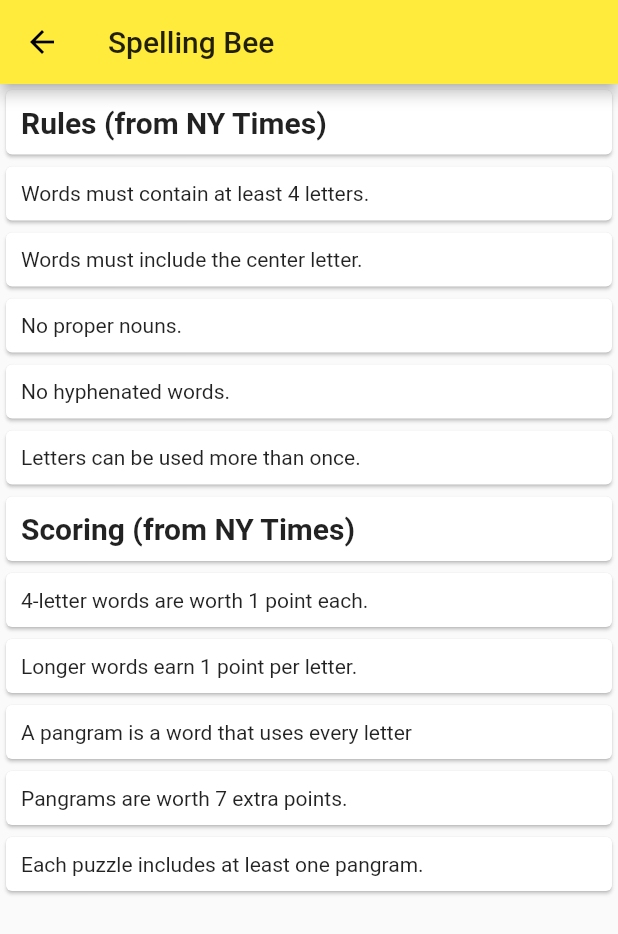
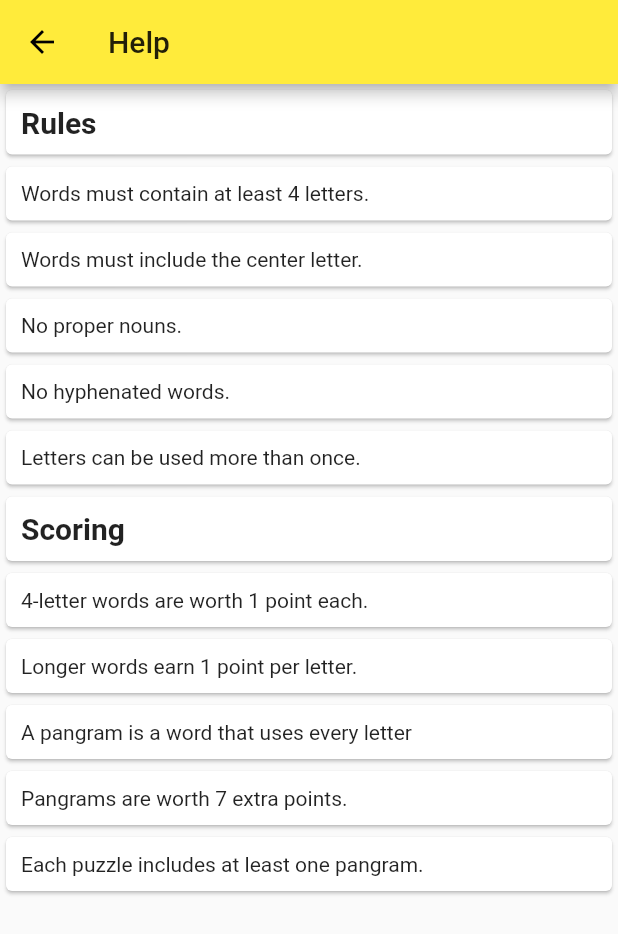
Before and after one commit to rajkar86/flutter_spelling_bee, a Flutter app: the screen it shows after launch, after a tap on the "help" icon, on a phone screen of 412 x 824 dp. Shown: the top 934 px of the screen. Run offline on Flutter 3.47's test engine with Material 2 defaults, Android fonts, the phone set to English and light mode, and no system bars; our stand-ins replace page_transition, rxdart, shared_preferences; missing offline and left inert: trotter.

Commit message:
Replace navigation drawer with tabs (#3)
Background:
This commit redesigns the home screen by replacing the navigation drawer
with tabs. We now have two tabs: "Game" and "Word List". This commit
also does some other misc design tweaks and improvements.

Modifications:
* Replace the navigation drawer with tabs.
* Move the new game option into the toolbar.
* Add tooltip labels to the toolbar menu items.
* Add an empty state to the word list view. Also remove the cards from
the word list view.
* Update the title strings on the help page. Set the toolbar title to be
"Help".
* Remove some old unused code.

```diff
--- a/lib/helpers/ui.dart
+++ b/lib/helpers/ui.dart
@@ -2,6 +2,7 @@ import 'package:flutter/material.dart';
 import 'package:page_transition/page_transition.dart';
 import 'package:spelling_bee/blocs/game_bloc.dart';
 import 'package:spelling_bee/helpers/provider.dart';
+import 'package:spelling_bee/pages/found_words.dart';
 import 'package:spelling_bee/pages/rules.dart';
 import 'package:spelling_bee/widgets/word_list.dart';
 
@@ -32,75 +33,43 @@ AlertDialog buildMissedWordsDialog(GameBloc gb, BuildContext context) {
       ]);
 }
 
-class SBDrawer extends StatelessWidget {
-  const SBDrawer({
-    Key key,
-  }) : super(key: key);
-
-  Text _buildDrawerItem(String t, {double size}) {
-    return Text(
-      t,
-      style: TextStyle(fontSize: (size != null) ? size : 18),
-    );
-  }
-
-  @override
-  Widget build(BuildContext context) {
-    var gb = Provider.of(context).game;
-    return Drawer(
-      child: ListView(
-        children: <Widget>[
-          DrawerHeader(
-            child: _buildDrawerItem("Spelling Bee", size: 27),
-            decoration: BoxDecoration(
-              color: Colors.yellow,
-            ),
-          ),
-          ListTile(
-            title: _buildDrawerItem("New game"),
-            onTap: () {
-              Navigator.pop(context);
+Widget scaffold(Widget w, BuildContext context) {
+  return DefaultTabController(
+      length: 2,
+      child: Scaffold(
+          appBar: AppBar(
+              title: Text("Spelling Bee"),
+              actions: [
+                IconButton(
+                  icon: Icon(Icons.add),
+                  tooltip: "New Game",
+                  onPressed: () {
                     showDialog(
                         context: context,
-                  builder: (context) => buildMissedWordsDialog(gb, context));
+                        builder: (context) =>
+                            buildMissedWordsDialog(
+                                Provider
+                                    .of(context)
+                                    .game, context));
                   },
                 ),
-          ListTile(
-            title: _buildDrawerItem("Rules"),
-            onTap: () {
-              Navigator.pop(context);
-              Navigator.push(context,
-                  buildPageTransition(scaffold(Rules(), context, false)));
-              // showDialog(
-              //     context: context,
-              //     builder: (context) => Rules());
-            },
-          )
-        ],
-      ),
-    );
-  }
-}
-
-Widget scaffold(Widget w, BuildContext context, main) {
-  return Scaffold(
-    drawer: main ? SBDrawer() : null,
-    appBar: AppBar(
-      title: Text("Spelling Bee"),
-      actions: main
-          ? <Widget>[
                 IconButton(
                   icon: Icon(Icons.help),
+                  tooltip: "Help",
                   onPressed: () {
-                  Navigator.push(context,
-                      buildPageTransition(scaffold(Rules(), context, false)));
+                    Navigator.push(context, buildPageTransition(Rules()));
                   },
                 ),
-            ]
-          : null,
-    ),
-    body: w,
-  );
+              ],
+              bottom: TabBar(
+                tabs: [
+                  Tab(text: "Game", icon: Icon(Icons.edit)),
+                  Tab(text: "Word List", icon: Icon(Icons.view_list)),
+                ],
+              )),
+          body: TabBarView(
+            children: [w, FoundWords()],
+          )));
 }
 
 PageTransition buildPageTransition(Widget w) {
@@ -145,12 +114,3 @@ void dialog(BuildContext context, String title, String content,
     ),
   );
 }
-
-Widget buildSwipeMessage(String m) {
-  return Center(
-    child: Padding(
-      padding: const EdgeInsets.only(top: 10.0),
-      child: Text(m, style: TextStyle(color: Colors.grey, fontSize: 20)),
-    ),
-  );
-}
--- a/lib/main.dart
+++ b/lib/main.dart
@@ -40,7 +40,7 @@ class MyApp extends StatelessWidget {
               stream: gameBloc.game,
               builder: (context, snapshot) {
                 return snapshot.hasData
-                    ? scaffold(Game(), context, true)
+                    ? scaffold(Game(), context)
                     : Center(child: CircularProgressIndicator());
               });
         }),
--- a/lib/pages/found_words.dart
+++ b/lib/pages/found_words.dart
@@ -27,16 +27,8 @@ class FoundWords extends StatelessWidget {
   Widget _build(BuildContext context, SplayTreeSet<String> words) {
     return Column(
       children: <Widget>[
-        buildSwipeMessage("Swipe right to go back to the game."),
         Padding(
           padding: const EdgeInsets.all(8.0),
-          child: Container(
-            color: Colors.grey,
-            child: Center(
-              child: Text("Words found so far",
-                  style: TextStyle(color: Colors.yellow, fontSize: 18)),
-            ),
-          ),
         ),
         Expanded(child: Scrollbar(child: WordList(words: words))),
       ],
--- a/lib/pages/game.dart
+++ b/lib/pages/game.dart
@@ -18,14 +18,9 @@ class Game extends StatelessWidget {
 
   @override
   Widget build(BuildContext context) {
-    return PageView(
-      children: <Widget>[
-        Column(
+    return Column(
           mainAxisAlignment: MainAxisAlignment.start,
           children: <Widget>[
-            Container(
-                child:
-                    buildSwipeMessage("Swipe left to see your found words.")),
             Expanded(
               child: Center(
                   child: ListView(shrinkWrap: true, children: <Widget>[
@@ -35,10 +30,7 @@ class Game extends StatelessWidget {
               ])),
             ),
           ],
-        ),
-        FoundWords()
-      ],
-    );
+        );
   }
 
   Widget _buildPointsRow(BuildContext context) {
--- a/lib/pages/rules.dart
+++ b/lib/pages/rules.dart
@@ -1,6 +1,4 @@
 import 'package:flutter/material.dart';
-
-// import 'package:spelling_bee/helpers/ui.dart';
 
 class Rules extends StatelessWidget {
   const Rules({Key key}) : super(key: key);
@@ -26,8 +24,7 @@ class Rules extends StatelessWidget {
     void addToList(List<String> l, bool header) =>
         cards.addAll(l.map((w) => _card(w, header)).toList());
 
-
-addToList(["Rules (from NY Times)"], true);
+    addToList(["Rules"], true);
     addToList([
       "Words must contain at least 4 letters.",
       "Words must include the center letter.",
@@ -36,7 +33,7 @@ addToList(["Rules (from NY Times)"], true);
       "Letters can be used more than once.",
     ], false);
 
-    addToList(["Scoring (from NY Times)"], true);
+    addToList(["Scoring"], true);
 
     addToList([
       "4-letter words are worth 1 point each.",
@@ -50,11 +47,10 @@ addToList(["Rules (from NY Times)"], true);
   }
 
   Widget _build(List<Widget> cards) {
-    return Column(
-      mainAxisAlignment: MainAxisAlignment.start,
-      children: <Widget>[
-        Expanded(child: ListView(children: cards)),
-      ],
-    );
+    return Scaffold(
+        appBar: AppBar(title: Text("Help")),
+        body: Column(
+            mainAxisAlignment: MainAxisAlignment.start,
+            children: [Expanded(child: ListView(children: cards))]));
   }
 }
```
Also changed, not shown: lib/pages/main_menu.dart (deleted, +0 -144 lines), lib/widgets/word_list.dart (+27 -13 lines). Lines whose indentation alone changed are shown as unchanged.
